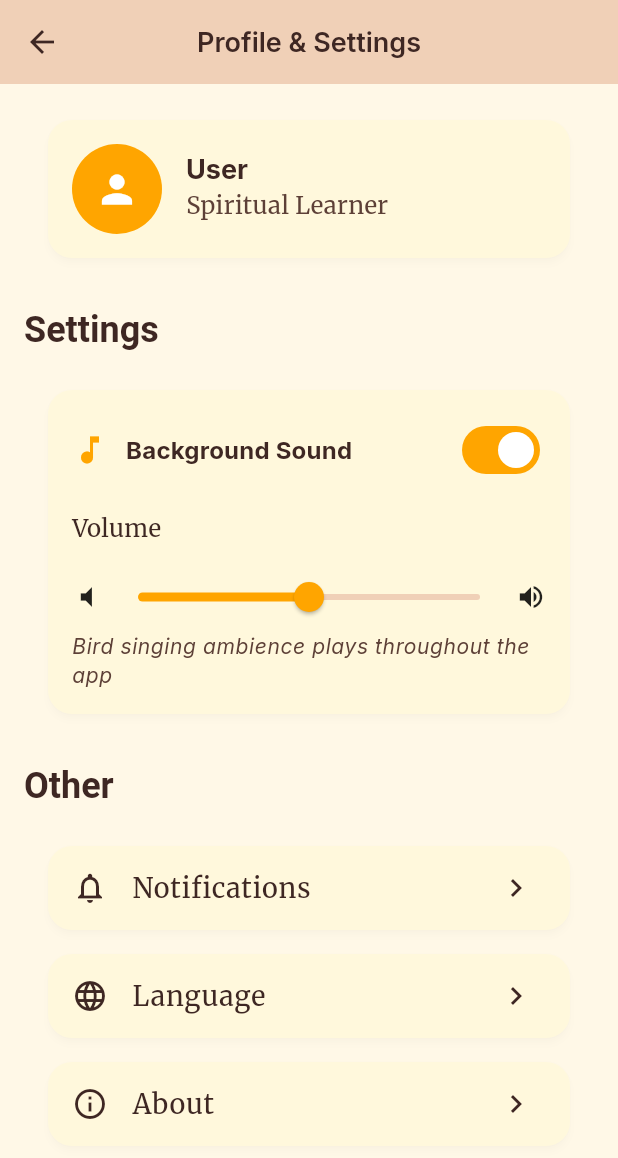
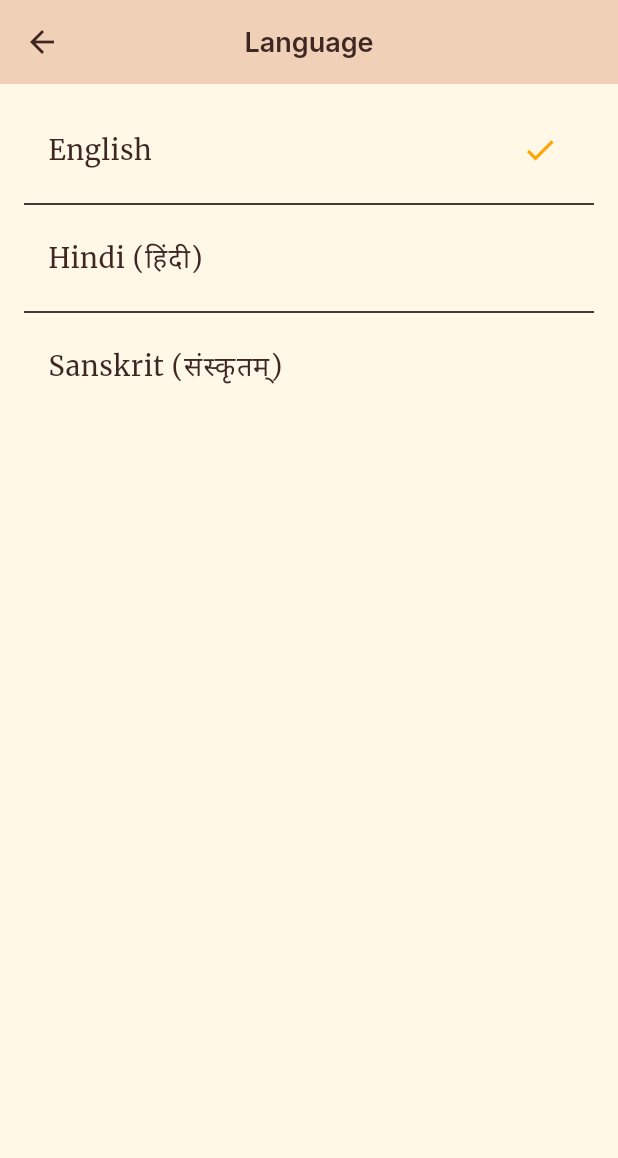
Before and after one commit to MRSinghRajat/ANATARMARG, a Flutter app: the ProfileScreen screen opened directly, after a tap on "Language", on a phone screen of 412 x 824 dp. Shown: the top 1158 px of the screen. Run offline on Flutter 3.47's test engine with Material 3 defaults, Android fonts, the phone set to English and light mode, and no system bars; our stand-ins replace audioplayers, flutter_riverpod, google_fonts, rive, shared_preferences, supabase_flutter; accounts and stored records are empty.

Commit message:
feat: add language settings screen and navigation
- Added `LanguageSettingsScreen` to allow users to select app language.
- Added `LanguageNotifier` provider to manage and persist language selection using SharedPreferences.
- Updated `ProfileScreen` to navigate to `LanguageSettingsScreen`.
- Added unit tests for `LanguageNotifier`.

Co-authored-by: MRSinghRajat <13649055+MRSinghRajat@users.noreply.github.com>

```diff
--- /dev/null
+++ b/lib/features/profile/presentation/screens/language_settings_screen.dart
@@ -0,0 +1,49 @@
+import 'package:flutter/material.dart';
+import 'package:flutter_riverpod/flutter_riverpod.dart';
+import '../../../../core/theme/app_colors.dart';
+import '../providers/language_provider.dart';
+
+class LanguageSettingsScreen extends ConsumerWidget {
+  const LanguageSettingsScreen({super.key});
+
+  @override
+  Widget build(BuildContext context, WidgetRef ref) {
+    final currentLanguage = ref.watch(languageProvider);
+
+    final languages = [
+      {'code': 'en', 'name': 'English'},
+      {'code': 'hi', 'name': 'Hindi (हिंदी)'},
+      {'code': 'sa', 'name': 'Sanskrit (संस्कृतम्)'},
+    ];
+
+    return Scaffold(
+      appBar: AppBar(
+        title: const Text('Language'),
+        backgroundColor: AppColors.primaryBackground,
+      ),
+      body: SafeArea(
+        child: ListView.separated(
+          padding: const EdgeInsets.all(16),
+          itemCount: languages.length,
+          separatorBuilder: (context, index) => const Divider(),
+          itemBuilder: (context, index) {
+            final language = languages[index];
+            final code = language['code']!;
+            final name = language['name']!;
+            final isSelected = currentLanguage == code;
+
+            return ListTile(
+              title: Text(name),
+              trailing: isSelected
+                  ? const Icon(Icons.check, color: AppColors.warmOrange)
+                  : null,
+              onTap: () {
+                ref.read(languageProvider.notifier).setLanguage(code);
+              },
+            );
+          },
+        ),
+      ),
+    );
+  }
+}
--- a/lib/features/profile/presentation/screens/profile_screen.dart
+++ b/lib/features/profile/presentation/screens/profile_screen.dart
@@ -2,6 +2,7 @@ import 'package:flutter/material.dart';
 import 'package:flutter_riverpod/flutter_riverpod.dart';
 import '../../../../core/theme/app_colors.dart';
 import '../../../../core/utils/sound_manager.dart';
+import 'language_settings_screen.dart';
 
 class ProfileScreen extends ConsumerStatefulWidget {
   const ProfileScreen({super.key});
@@ -217,7 +218,12 @@ class _ProfileScreenState extends ConsumerState<ProfileScreen> {
                   title: const Text('Language'),
                   trailing: const Icon(Icons.chevron_right),
                   onTap: () {
-                    // TODO: Navigate to language settings
+                    Navigator.push(
+                      context,
+                      MaterialPageRoute(
+                        builder: (context) => const LanguageSettingsScreen(),
+                      ),
+                    );
                   },
                 ),
               ),
```
Also changed, not shown: lib/features/profile/presentation/providers/language_provider.dart (added, +26 -0 lines), 1 other file.
